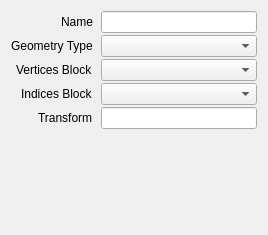
Before: the Qt Designer form src/session/InstanceProperties.ui in houmain/gpupad, drawn with Qt 5.
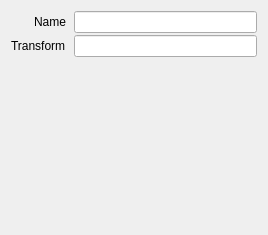
After: the same form once the commit is applied. Custom widgets are drawn as their Qt base class.

Commit message: Added Geometry items

The edit to the form file:
```diff
--- a/src/session/InstanceProperties.ui
+++ b/src/session/InstanceProperties.ui
@@ -45,43 +45,13 @@
       <widget class="QLineEdit" name="name"/>
      </item>
      <item row="1" column="0">
-      <widget class="QLabel" name="labelGeometryType">
-       <property name="text">
-        <string>Geometry Type</string>
-       </property>
-      </widget>
-     </item>
-     <item row="1" column="1">
-      <widget class="DataComboBox" name="geometryType"/>
-     </item>
-     <item row="2" column="0">
-      <widget class="QLabel" name="labelVertexBufferBlock">
-       <property name="text">
-        <string>Vertices Block</string>
-       </property>
-      </widget>
-     </item>
-     <item row="2" column="1">
-      <widget class="ReferenceComboBox" name="vertexBufferBlock"/>
-     </item>
-     <item row="3" column="0">
-      <widget class="QLabel" name="labelIndexBufferBlock">
-       <property name="text">
-        <string>Indices Block</string>
-       </property>
-      </widget>
-     </item>
-     <item row="3" column="1">
-      <widget class="ReferenceComboBox" name="indexBufferBlock"/>
-     </item>
-     <item row="4" column="0">
       <widget class="QLabel" name="labelTransform">
        <property name="text">
         <string>Transform</string>
        </property>
       </widget>
      </item>
-     <item row="4" column="1">
+     <item row="1" column="1">
       <widget class="ExpressionLineEdit" name="transform"/>
      </item>
     </layout>
@@ -89,16 +59,6 @@
   </layout>
  </widget>
  <customwidgets>
-  <customwidget>
-   <class>DataComboBox</class>
-   <extends>QComboBox</extends>
-   <header>session/DataComboBox.h</header>
-  </customwidget>
-  <customwidget>
-   <class>ReferenceComboBox</class>
-   <extends>QComboBox</extends>
-   <header>session/ReferenceComboBox.h</header>
-  </customwidget>
   <customwidget>
    <class>ExpressionLineEdit</class>
    <extends>QLineEdit</extends>
```
The commit also changes 24 other files.
